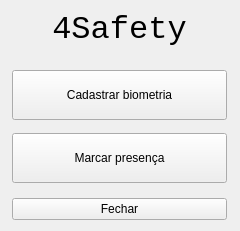
YanVictorSN/access-control-project, file src/ui/main.ui: the form before one commit.
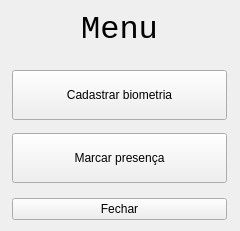
The form after the commit.

Commit message: feat: main standards and ui changes

```diff
--- a/src/ui/main.ui
+++ b/src/ui/main.ui
@@ -108,7 +108,7 @@
         </font>
        </property>
        <property name="text">
-        <string>4Safety</string>
+        <string>Menu</string>
        </property>
        <property name="alignment">
         <set>Qt::AlignCenter</set>
```
Left out of the diff: 5 changed lines with no effect on the pictures. The commit also changes 1 other file.
